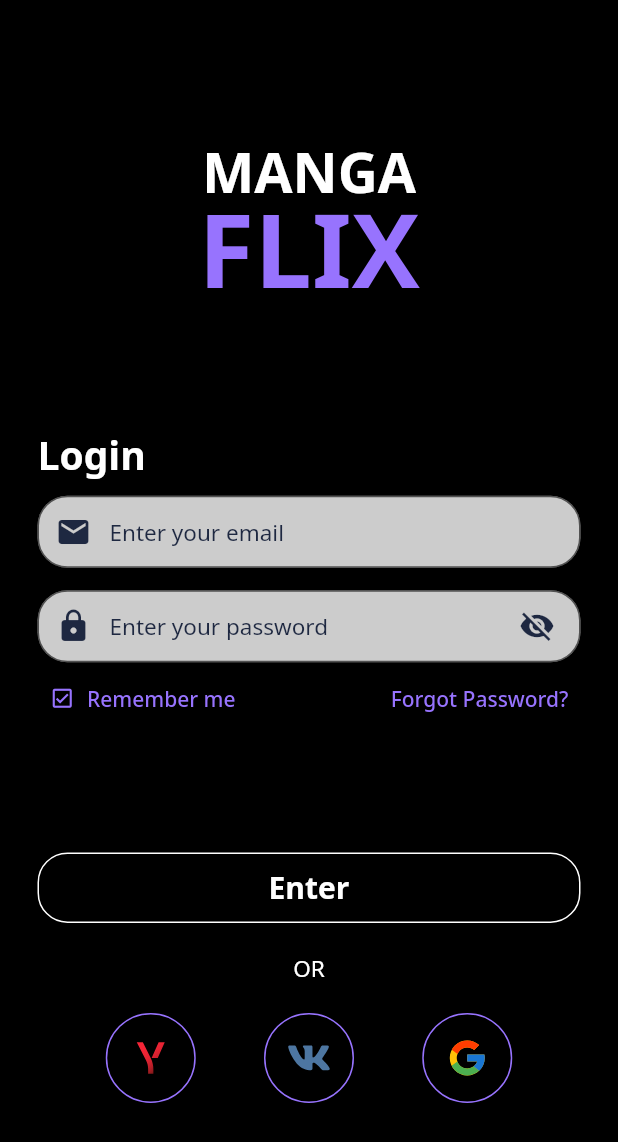
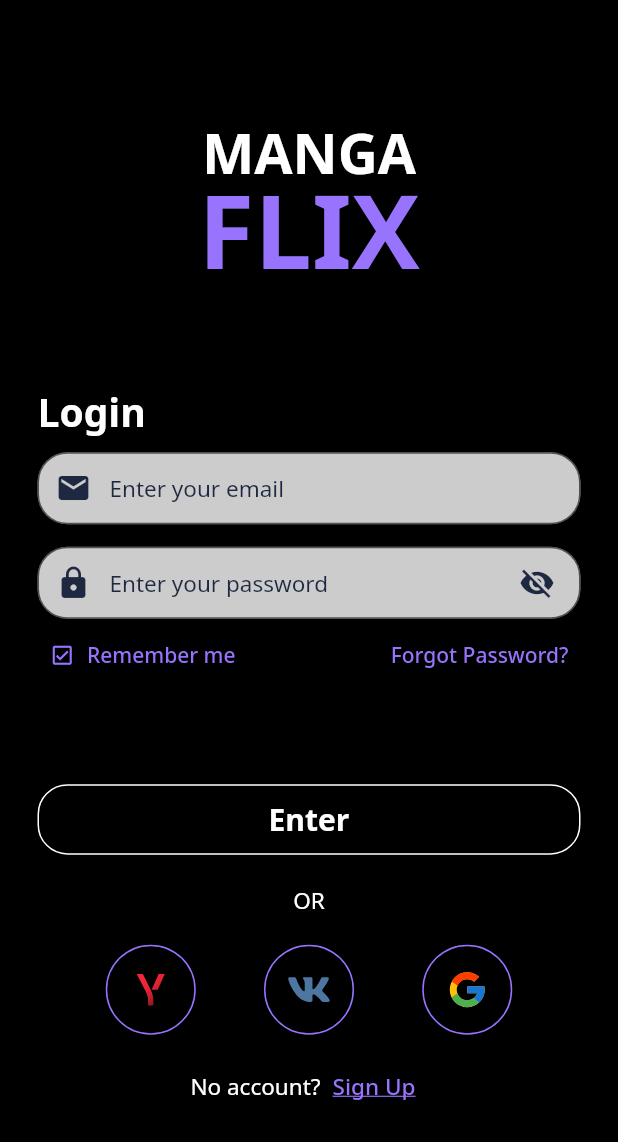
Before and after one commit to PavelJk/manga_app, a Flutter app: the LoginPage screen opened by its route, after a tap on "Remember me", on a phone screen of 412 x 824 dp. Shown: the top 1142 px of the screen. Run offline on Flutter 3.47's test engine with Material 2 defaults, Android fonts, the phone set to English and light mode, and no system bars; our stand-ins replace firebase_auth, firebase_core, flutter_svg; accounts and stored records are empty.

```diff
--- a/lib/pages/login_page.dart
+++ b/lib/pages/login_page.dart
@@ -1,4 +1,6 @@
+import 'package:firebase_auth/firebase_auth.dart';
 import 'package:flutter/material.dart';
+import 'package:manga_app/components/errorMessange.dart';
 import 'package:manga_app/components/vkYandexGoogleButton.dart';
 import 'package:manga_app/components/validatorEmailAndPass.dart';
 import 'package:manga_app/style/color_app.dart';
@@ -6,15 +8,43 @@ import 'package:manga_app/style/text_app.dart';
 
 class LoginPage extends StatefulWidget {
   const LoginPage({super.key});
-
   @override
   State<LoginPage> createState() => _LoginPageState();
 }
 
 class _LoginPageState extends State<LoginPage> {
-  bool isObscureText = true;
-  bool isRemember = true;
+  bool _isObscureText = true;
+  bool _isRemember = false;
   final _formKey = GlobalKey<FormState>();
+  final _emailController = TextEditingController();
+  final _passwordController = TextEditingController();
+  Future signIn() async{
+    showDialog(
+      context: context,
+      builder:(context) => const Center(
+        child: CircularProgressIndicator(
+          color: ColorApp.violet,
+        ),
+      ),
+    );
+    try {
+      await FirebaseAuth.instance.signInWithEmailAndPassword(
+        email: _emailController.text.trim(),
+        password: _passwordController.text.trim(),
+      );
+      Navigator.pop(context);
+    } on FirebaseAuthException catch (error) {
+      ErrorMessange.showSnackBar(error.message);
+      Navigator.pop(context);
+    }
+  }
+@override
+  void dispose() {
+    _emailController.dispose();
+    _passwordController.dispose();
+    super.dispose();
+  }
+
   @override
   Widget build(BuildContext context) {
     return Scaffold(
@@ -24,7 +54,7 @@ class _LoginPageState extends State<LoginPage> {
           constraints: BoxConstraints(minHeight: constraints.maxHeight),
           child: IntrinsicHeight(
             child: Padding(
-              padding: const EdgeInsets.symmetric(horizontal: 25, vertical: 10),
+              padding: const EdgeInsets.symmetric(horizontal: 25, vertical: 14),
               child: Form(
                 key: _formKey,
                 child: Column(
@@ -50,6 +80,7 @@ class _LoginPageState extends State<LoginPage> {
                       height: 10,
                     ),
                     TextFormField(
+                      controller: _emailController,
                       decoration: InputDecoration(
                         contentPadding: EdgeInsets.zero,
                         hintText: 'Enter your email',
@@ -70,7 +101,8 @@ class _LoginPageState extends State<LoginPage> {
                       height: 15,
                     ),
                     TextFormField(
-                      obscureText: isObscureText,
+                      controller: _passwordController,
+                      obscureText: _isObscureText,
                       decoration: InputDecoration(
                         contentPadding: EdgeInsets.zero,
                         hintText: 'Enter your password',
@@ -83,10 +115,10 @@ class _LoginPageState extends State<LoginPage> {
                           padding: const EdgeInsets.only(right: 10),
                           onPressed: () {
                             setState(() {
-                              isObscureText = !isObscureText;
+                              _isObscureText = !_isObscureText;
                             });
                           },
-                          icon: isObscureText
+                          icon: _isObscureText
                               ? const Icon(Icons.visibility_off)
                               : const Icon(Icons.visibility),
                           color: ColorApp.blue,
@@ -97,7 +129,7 @@ class _LoginPageState extends State<LoginPage> {
                         filled: true,
                         fillColor: ColorApp.white.withOpacity(0.8),
                       ),
-                      validator: (password) => Validator().validatePassword(password),
+                      validator: (password) => Validator().validateIsEmpty(password),
                     ),
                     Row(
                       mainAxisAlignment: MainAxisAlignment.spaceBetween,
@@ -105,20 +137,20 @@ class _LoginPageState extends State<LoginPage> {
                         TextButton.icon(
                           onPressed: () {
                             setState(() {
-                              isRemember = !isRemember;
+                              _isRemember = !_isRemember;
                             });
                           },
                           style: TextButton.styleFrom(
                             foregroundColor: ColorApp.violet,
                           ),
                           label: const Text('Remember me'),
-                          icon: isRemember
+                          icon: _isRemember
                               ? const Icon(
-                                  Icons.check_box_outline_blank,
+                                  Icons.check_box_outlined,
                                   size: 17,
                                 )
                               : const Icon(
-                                  Icons.check_box_outlined,
+                                  Icons.check_box_outline_blank,
                                   size: 17,
                                 ),
                         ),
@@ -140,7 +172,7 @@ class _LoginPageState extends State<LoginPage> {
                       child: ElevatedButton(
                         onPressed: () {
                           if (_formKey.currentState!.validate()) {
-                            Navigator.of(context).pushNamed("home");
+                            signIn();
                           }
                         },
                         style: ElevatedButton.styleFrom(
@@ -173,6 +205,28 @@ class _LoginPageState extends State<LoginPage> {
                         VkYandexGoogleButton(assetSvg: 'assets/svg/icons-google.svg'),
                       ],
                     ),
+                    const SizedBox(height: 10),
+                    Row(
+                      mainAxisAlignment: MainAxisAlignment.center,
+                      children: [
+                        const Text(
+                          'No account?',
+                          style: TextStyleApp.bodeTwo,
+                        ),
+                        TextButton(
+                          onPressed:() {
+                            Navigator.of(context).pushNamedAndRemoveUntil('signUp', (route) => false);
+                          },
+                          style: TextButton.styleFrom(
+                            foregroundColor: ColorApp.violet,
+                          ),
+                          child: const Text(
+                            'Sign Up',
+                            style: TextStyle(decoration: TextDecoration.underline, fontSize: 15),
+                          ),
+                        ),
+                      ],
+                    ),
                     const Spacer(),
                   ],
                 ),
```
Also changed, not shown: lib/pages/signup-page.dart (+38 -7 lines).
